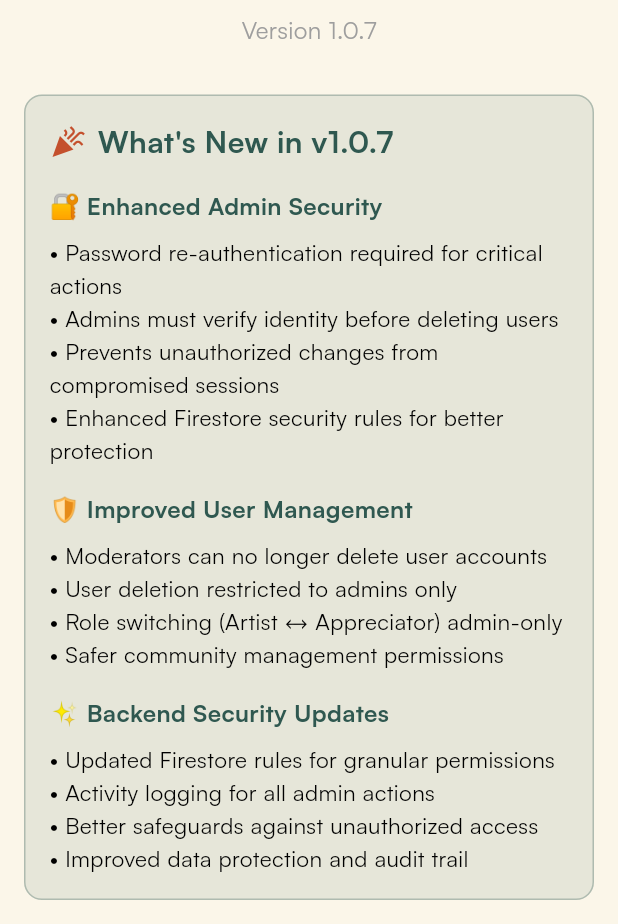
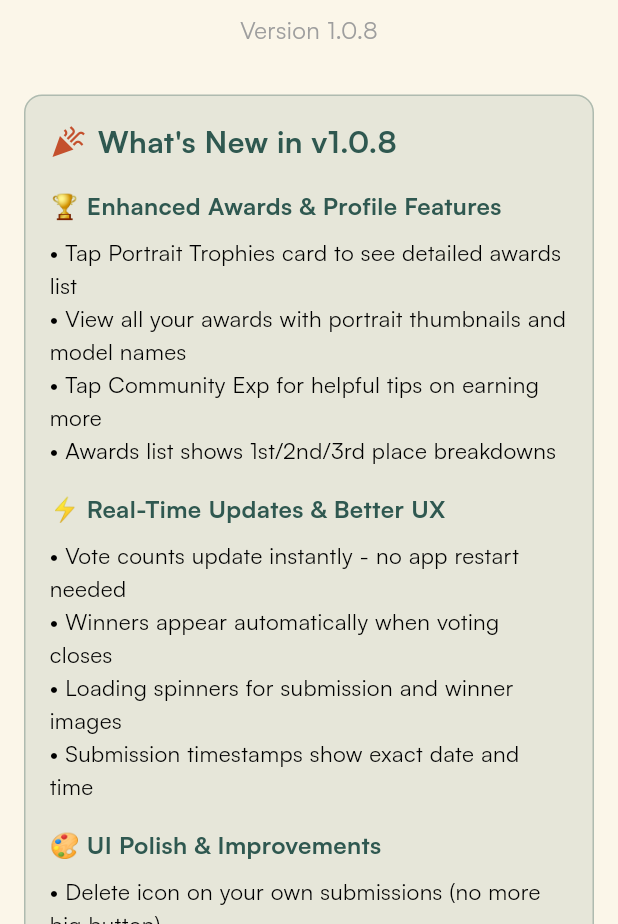
Before and after one commit to starogre/hundredheadssociety, a Flutter app: the AboutScreen screen opened directly, on a phone screen of 412 x 824 dp, the part 312-1236 px from its top. Run offline on Flutter 3.47's test engine with Material 3 defaults, Android fonts, the phone set to English and light mode, and no system bars; our stand-ins replace cached_network_image, cloud_firestore, cloud_functions, firebase_auth, firebase_core, firebase_crashlytics and 10 more; missing offline and left inert: app_settings, photo_manager, photo_manager_image_provider, wechat_assets_picker; accounts and stored records are empty.

Commit message:
Bump version to 1.0.8+9 and update What's New
📱 VERSION UPDATE:
Updated to version 1.0.8+9 for new feature release

WHAT'S UPDATED:
✅ Version number: 1.0.7+8 → 1.0.8+9
✅ About screen version display
✅ What's New section with all recent features:
   - Enhanced Awards & Profile Features
   - Real-Time Updates & Better UX
   - UI Polish & Improvements

FILES CHANGED:
- pubspec.yaml
- lib/screens/about_screen.dart

```diff
--- a/lib/screens/about_screen.dart
+++ b/lib/screens/about_screen.dart
@@ -42,7 +42,7 @@ class AboutScreen extends StatelessWidget {
                   ),
                   const SizedBox(height: 8),
                   const Text(
-                    'Version 1.0.7',
+                    'Version 1.0.8',
                     style: TextStyle(
                       color: Colors.grey,
                       fontSize: 16,
@@ -76,7 +76,7 @@ class AboutScreen extends StatelessWidget {
                       ),
                       const SizedBox(width: 8),
                       const Text(
-                        'What\'s New in v1.0.7',
+                        'What\'s New in v1.0.8',
                         style: TextStyle(
                           fontSize: 20,
                           fontWeight: FontWeight.bold,
@@ -87,7 +87,7 @@ class AboutScreen extends StatelessWidget {
                   ),
                   const SizedBox(height: 16),
                   const Text(
-                    '🔐 Enhanced Admin Security',
+                    '🏆 Enhanced Awards & Profile Features',
                     style: TextStyle(
                       fontSize: 16,
                       fontWeight: FontWeight.bold,
@@ -96,15 +96,15 @@ class AboutScreen extends StatelessWidget {
                   ),
                   const SizedBox(height: 8),
                   const Text(
-                    '• Password re-authentication required for critical actions\n'
-                    '• Admins must verify identity before deleting users\n'
-                    '• Prevents unauthorized changes from compromised sessions\n'
-                    '• Enhanced Firestore security rules for better protection',
+                    '• Tap Portrait Trophies card to see detailed awards list\n'
+                    '• View all your awards with portrait thumbnails and model names\n'
+                    '• Tap Community Exp for helpful tips on earning more\n'
+                    '• Awards list shows 1st/2nd/3rd place breakdowns',
                     style: TextStyle(fontSize: 15, height: 1.5),
                   ),
                   const SizedBox(height: 16),
                   const Text(
-                    '🛡️ Improved User Management',
+                    '⚡ Real-Time Updates & Better UX',
                     style: TextStyle(
                       fontSize: 16,
                       fontWeight: FontWeight.bold,
@@ -113,15 +113,15 @@ class AboutScreen extends StatelessWidget {
                   ),
                   const SizedBox(height: 8),
                   const Text(
-                    '• Moderators can no longer delete user accounts\n'
-                    '• User deletion restricted to admins only\n'
-                    '• Role switching (Artist ↔ Appreciator) admin-only\n'
-                    '• Safer community management permissions',
+                    '• Vote counts update instantly - no app restart needed\n'
+                    '• Winners appear automatically when voting closes\n'
+                    '• Loading spinners for submission and winner images\n'
+                    '• Submission timestamps show exact date and time',
                     style: TextStyle(fontSize: 15, height: 1.5),
                   ),
                   const SizedBox(height: 16),
                   const Text(
-                    '✨ Backend Security Updates',
+                    '🎨 UI Polish & Improvements',
                     style: TextStyle(
                       fontSize: 16,
                       fontWeight: FontWeight.bold,
@@ -130,10 +130,10 @@ class AboutScreen extends StatelessWidget {
                   ),
                   const SizedBox(height: 8),
                   const Text(
-                    '• Updated Firestore rules for granular permissions\n'
-                    '• Activity logging for all admin actions\n'
-                    '• Better safeguards against unauthorized access\n'
-                    '• Improved data protection and audit trail',
+                    '• Delete icon on your own submissions (no more big button)\n'
+                    '• Wider submit button for easier tapping\n'
+                    '• Subtle tab dividers matching app design\n'
+                    '• Cleaner portrait upload interface',
                     style: TextStyle(fontSize: 15, height: 1.5),
                   ),
                 ],
--- a/pubspec.yaml
+++ b/pubspec.yaml
@@ -16,7 +16,7 @@ publish_to: 'none' # Remove this line if you wish to publish to pub.dev
 # https://developer.apple.com/library/archive/documentation/General/Reference/InfoPlistKeyReference/Articles/CoreFoundationKeys.html
 # In Windows, build-name is used as the major, minor, and patch parts
 # of the product and file versions while build-number is used as the build suffix.
-version: 1.0.7+8
+version: 1.0.8+9
 
 environment:
   sdk: ^3.8.1
```
